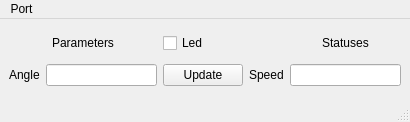
Old version of the form ignitor.ui in the repository asmaslov/ignitor.
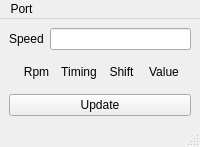
New version of the form. Icons and pictures are not drawn.

The edit to the form file:
```diff
--- a/ignitor.ui
+++ b/ignitor.ui
@@ -2,14 +2,6 @@
 <ui version="4.0">
  <class>MainWindow</class>
  <widget class="QMainWindow" name="MainWindow">
-  <property name="geometry">
-   <rect>
-    <x>0</x>
-    <y>0</y>
-    <width>410</width>
-    <height>122</height>
-   </rect>
-  </property>
   <property name="windowTitle">
    <string>Ignitor</string>
   </property>
@@ -19,61 +11,77 @@
   </property>
   <widget class="QWidget" name="centralwidget">
    <layout class="QGridLayout" name="gridLayout">
-    <item row="2" column="1">
-     <widget class="QLabel" name="labelAngle">
-      <property name="text">
-       <string>Angle</string>
-      </property>
-     </widget>
-    </item>
-    <item row="2" column="2">
-     <widget class="QLineEdit" name="lineEditAngle"/>
-    </item>
-    <item row="2" column="4">
+    <item row="0" column="1">
      <widget class="QLabel" name="labelSpeed">
       <property name="text">
        <string>Speed</string>
       </property>
      </widget>
     </item>
-    <item row="2" column="5">
-     <widget class="QLineEdit" name="lineEditSpeed">
-      <property name="readOnly">
-       <bool>true</bool>
+    <item row="2" column="1" colspan="2">
+     <layout class="QVBoxLayout" name="verticalLayoutData">
+      <property name="spacing">
+       <number>0</number>
       </property>
-     </widget>
+     </layout>
     </item>
     <item row="1" column="1" colspan="2">
-     <widget class="QLabel" name="labelParameters">
+     <widget class="QWidget" name="widgetHeader" native="true">
+      <layout class="QHBoxLayout" name="horizontalLayout">
+       <item>
+        <widget class="QLabel" name="labelRpm">
       <property name="text">
-       <string>Parameters</string>
+          <string>Rpm</string>
       </property>
       <property name="alignment">
        <set>Qt::AlignCenter</set>
       </property>
      </widget>
     </item>
-    <item row="1" column="5">
-     <widget class="QLabel" name="labelStatuses">
+       <item>
+        <widget class="QLabel" name="labelTiming">
       <property name="text">
-       <string>Statuses</string>
+          <string>Timing</string>
       </property>
       <property name="alignment">
        <set>Qt::AlignCenter</set>
       </property>
      </widget>
     </item>
-    <item row="2" column="3">
+       <item>
+        <widget class="QLabel" name="labelShift">
+         <property name="text">
+          <string>Shift</string>
+         </property>
+         <property name="alignment">
+          <set>Qt::AlignCenter</set>
+         </property>
+        </widget>
+       </item>
+       <item>
+        <widget class="QLabel" name="labelValue">
+         <property name="text">
+          <string>Value</string>
+         </property>
+         <property name="alignment">
+          <set>Qt::AlignCenter</set>
+         </property>
+        </widget>
+       </item>
+      </layout>
+     </widget>
+    </item>
+    <item row="3" column="1" colspan="2">
      <widget class="QPushButton" name="pushButtonUpdate">
       <property name="text">
        <string>Update</string>
       </property>
      </widget>
     </item>
-    <item row="1" column="3">
-     <widget class="QCheckBox" name="checkBoxLed">
-      <property name="text">
-       <string>Led</string>
+    <item row="0" column="2">
+     <widget class="QLineEdit" name="lineEditSpeed">
+      <property name="readOnly">
+       <bool>true</bool>
       </property>
      </widget>
     </item>
@@ -84,7 +92,7 @@
     <rect>
      <x>0</x>
      <y>0</y>
-     <width>410</width>
+     <width>209</width>
      <height>25</height>
     </rect>
    </property>
```
Lines whose indentation alone changed are shown as unchanged.
